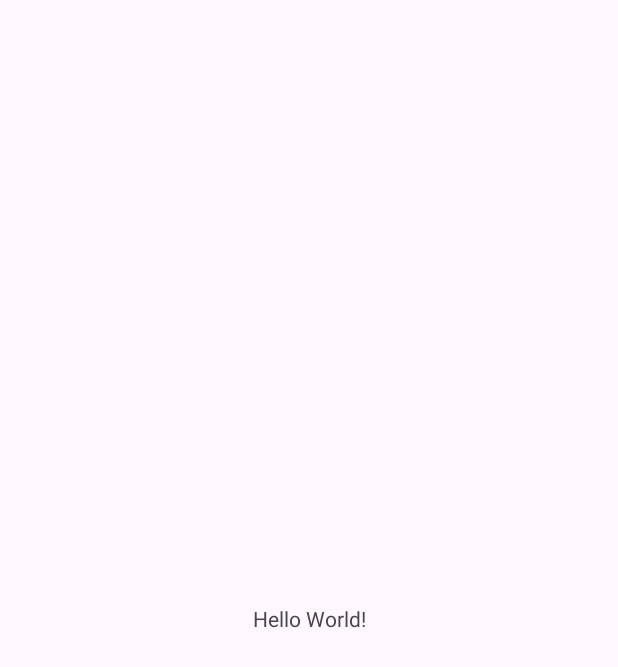
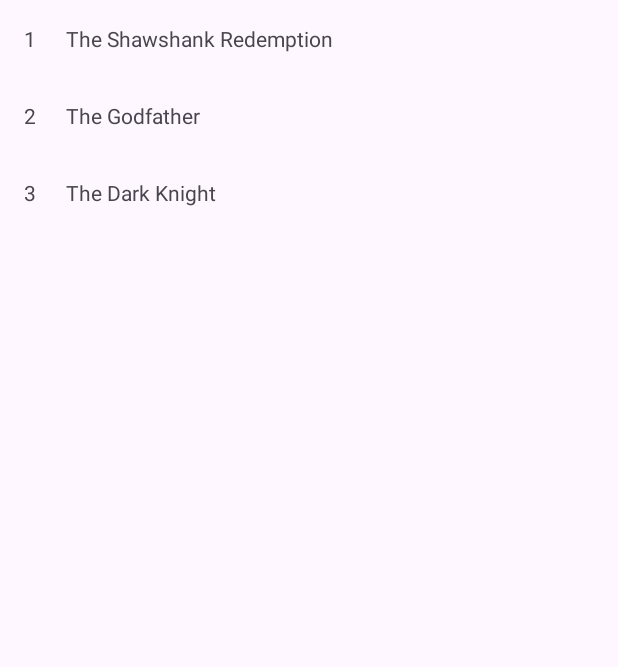
Before and after one commit to DerekLopezGarcia/Dam2024, an Android app: the screen it shows after launch (MovieActivity), on a phone screen of 412 x 824 dp. Before the commit the part shown is almost empty. Shown: the top 667 px of the screen. Run offline under Robolectric (Android 15) with nearby library versions, the phone set to English and light mode, and no system bars.

Commit message:
clickmovies

```diff
--- a/app/src/main/AndroidManifest.xml
+++ b/app/src/main/AndroidManifest.xml
@@ -15,11 +15,6 @@
         <activity
             android:name=".feature.superheroes.presentation.SuperheroActivity"
             android:exported="true">
-            <intent-filter>
-                <action android:name="android.intent.action.MAIN" />
-
-                <category android:name="android.intent.category.LAUNCHER" />
-            </intent-filter>
         </activity>
         <activity
             android:name=".feature.movies.presentation.MovieActivity"
--- a/app/src/main/java/edu/dereklopez/dam2024/feature/movies/data/remote/MovieMockRemoteDataSource.kt
+++ b/app/src/main/java/edu/dereklopez/dam2024/feature/movies/data/remote/MovieMockRemoteDataSource.kt
@@ -3,14 +3,16 @@ package edu.dereklopez.dam2024.feature.movies.data.remote
 import edu.dereklopez.dam2024.feature.movies.domain.Movie
 
 class MovieMockRemoteDataSource {
-    fun getMovies(): List<Movie>{
-        return listOf(
-            Movie("1", "The Shawshank Redemption", "https://example.com/poster1.jpg"),
-            Movie("2", "The Godfather", "https://example.com/poster2.jpg"),
-            Movie("3", "The Dark Knight", "https://example.com/poster3.jpg")
-        )
+    val localMovies = listOf(
+        Movie("1", "The Shawshank Redemption", "https://example.com/poster1.jpg"),
+        Movie("2", "The Godfather", "https://example.com/poster2.jpg"),
+        Movie("3", "The Dark Knight", "https://example.com/poster3.jpg")
+    )
+
+    fun getMovies(): List<Movie> {
+        return localMovies
     }
     fun getMovie(id: String): Movie? {
-        return getMovies().find { it.id == id }
+        return localMovies.find { it.id == id }
     }
 }
--- a/app/src/main/java/edu/dereklopez/dam2024/feature/movies/presentation/MovieActivity.kt
+++ b/app/src/main/java/edu/dereklopez/dam2024/feature/movies/presentation/MovieActivity.kt
@@ -2,6 +2,8 @@ package edu.dereklopez.dam2024.feature.movies.presentation
 
 import android.os.Bundle
 import android.util.Log
+import android.widget.LinearLayout
+import android.widget.TextView
 import androidx.activity.enableEdgeToEdge
 import androidx.appcompat.app.AppCompatActivity
 import androidx.core.view.ViewCompat
@@ -10,41 +12,46 @@ import edu.dereklopez.dam2024.R
 import edu.dereklopez.dam2024.feature.movies.data.MovieDataRepository
 import edu.dereklopez.dam2024.feature.movies.data.remote.MovieMockRemoteDataSource
 import edu.dereklopez.dam2024.feature.movies.domain.GetMoviesUseCase
+import edu.dereklopez.dam2024.feature.movies.domain.Movie
 
 class MovieActivity : AppCompatActivity() {
 
-   private val MovieFactory : MovieFactory = MovieFactory()
-
+    private val MovieFactory: MovieFactory = MovieFactory()
+    private val viewModel = MovieFactory.buildViewModel()
     override fun onCreate(savedInstanceState: Bundle?) {
         super.onCreate(savedInstanceState)
         setContentView(R.layout.activity_main)
-        val viewModel = MovieFactory.buildViewModel()
-        viewModel.viewCreated()
         val movies = viewModel.viewCreated()
-        Log.d("@dev",movies.toString())
-        val movie = viewModel.itemsSelected("1")
-        Log.d("@dev", movie.toString())
-    }
-    override fun onStart(){
-        super.onStart()
-        Log.d("@dev", "onStart")
+        bindData(movies)
 
     }
-    override fun onResume(){
-        super.onResume()
-        Log.d("@dev", "onResume")
-}
-    override fun onPause(){
-        super.onPause()
-        Log.d("@dev", "onPause")
-    }
-    override fun onStop(){
-        super.onStop()
-        Log.d("@dev", "onStop")
-    }
-    override fun onDestroy(){
-        super.onDestroy()
-        Log.d("@dev", "onDestroy")
 
+    private fun bindData(movies: List<Movie>) {
+        findViewById<TextView>(R.id.movie_id_1).text = movies[0].id
+        findViewById<TextView>(R.id.movie_title_1).text = movies[0].title
+        findViewById<LinearLayout>(R.id.layout1).setOnClickListener {
+            val movie = viewModel.itemsSelected(movies[0].id)
+            movie?.let {
+                Log.d("@dev", "Movie selected: ${it.title}")
+            }
+
+        }
+
+        findViewById<TextView>(R.id.movie_id_2).text = movies[1].id
+        findViewById<TextView>(R.id.movie_title_2).text = movies[1].title
+        findViewById<LinearLayout>(R.id.layout2).setOnClickListener {
+            val movie = viewModel.itemsSelected(movies[1].id)
+            movie?.let {
+                Log.d("@dev", "Movie selected: ${it.title}")
+            }
+        }
+        findViewById<TextView>(R.id.movie_id_3).text = movies[2].id
+        findViewById<TextView>(R.id.movie_title_3).text = movies[2].title
+        findViewById<LinearLayout>(R.id.layout3).setOnClickListener {
+            val movie = viewModel.itemsSelected(movies[2].id)
+            movie?.let {
+                Log.d("@dev", "Movie selected: ${it.title}")
+            }
+        }
     }
 }
--- a/app/src/main/res/layout/activity_main.xml
+++ b/app/src/main/res/layout/activity_main.xml
@@ -1,19 +1,73 @@
 <?xml version="1.0" encoding="utf-8"?>
-<androidx.constraintlayout.widget.ConstraintLayout xmlns:android="http://schemas.android.com/apk/res/android"
+<LinearLayout xmlns:android="http://schemas.android.com/apk/res/android"
     xmlns:app="http://schemas.android.com/apk/res-auto"
     xmlns:tools="http://schemas.android.com/tools"
     android:id="@+id/main"
     android:layout_width="match_parent"
     android:layout_height="match_parent"
+    android:orientation="vertical"
     tools:context=".feature.movies.presentation.MovieActivity">
+    <!--Fila 1-->
+    <LinearLayout
+        android:id="@+id/layout1"
+        android:layout_margin="16dp"
+        android:layout_width="match_parent"
+        android:layout_height="wrap_content"
+        android:orientation="horizontal">
 
-    <TextView
-        android:layout_width="wrap_content"
+        <TextView
+            android:id="@+id/movie_id_1"
+            android:layout_width="wrap_content"
+            android:layout_height="wrap_content"
+            android:text="Hello World!" />
+
+        <TextView
+            android:id="@+id/movie_title_1"
+            android:layout_width="wrap_content"
+            android:layout_height="wrap_content"
+            android:layout_marginLeft="20dp"
+            android:text="Hello World!" />
+    </LinearLayout>
+    <!--Fila 2-->
+    <LinearLayout
+        android:id="@+id/layout2"
+        android:layout_margin="16dp"
+        android:layout_width="match_parent"
         android:layout_height="wrap_content"
-        android:text="Hello World!"
-        app:layout_constraintBottom_toBottomOf="parent"
-        app:layout_constraintEnd_toEndOf="parent"
-        app:layout_constraintStart_toStartOf="parent"
-        app:layout_constraintTop_toTopOf="parent" />
+        android:orientation="horizontal">
 
-</androidx.constraintlayout.widget.ConstraintLayout>
+        <TextView
+            android:id="@+id/movie_id_2"
+            android:layout_width="wrap_content"
+            android:layout_height="wrap_content"
+            android:text="Hello World!" />
+
+        <TextView
+            android:id="@+id/movie_title_2"
+            android:layout_width="wrap_content"
+            android:layout_height="wrap_content"
+            android:layout_marginLeft="20dp"
+            android:text="Hello World!" />
+    </LinearLayout>
+    <!--Fila 3-->
+    <LinearLayout
+        android:id="@+id/layout3"
+        android:layout_margin="16dp"
+        android:layout_width="match_parent"
+        android:layout_height="wrap_content"
+        android:orientation="horizontal">
+
+        <TextView
+            android:id="@+id/movie_id_3"
+            android:layout_width="wrap_content"
+            android:layout_height="wrap_content"
+            android:text="Hello World!" />
+
+        <TextView
+            android:id="@+id/movie_title_3"
+            android:layout_width="wrap_content"
+            android:layout_height="wrap_content"
+            android:layout_marginLeft="20dp"
+            android:text="Hello World!" />
+    </LinearLayout>
+</LinearLayout>
```
Also changed, not shown: app/src/main/res/layout/activity_superhero.xml (+66 -3 lines).
